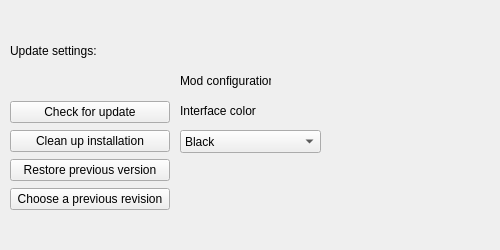
First picture: the form in optionbox.ui, repository dbkblk/rand_launcher, before the edit.
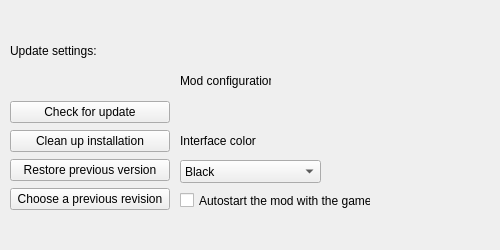
Second picture: the form after the edit.

Diff of the .ui file:
```diff
--- a/optionbox.ui
+++ b/optionbox.ui
@@ -49,7 +49,7 @@
    <property name="geometry">
     <rect>
      <x>180</x>
-     <y>100</y>
+     <y>130</y>
      <width>91</width>
      <height>21</height>
     </rect>
@@ -62,7 +62,7 @@
    <property name="geometry">
     <rect>
      <x>180</x>
-     <y>130</y>
+     <y>160</y>
      <width>141</width>
      <height>23</height>
     </rect>
@@ -151,6 +151,19 @@
     </item>
    </layout>
   </widget>
+  <widget class="QCheckBox" name="checkBox">
+   <property name="geometry">
+    <rect>
+     <x>180</x>
+     <y>190</y>
+     <width>191</width>
+     <height>21</height>
+    </rect>
+   </property>
+   <property name="text">
+    <string>Autostart the mod with the game</string>
+   </property>
+  </widget>
  </widget>
  <resources/>
  <connections/>
```
